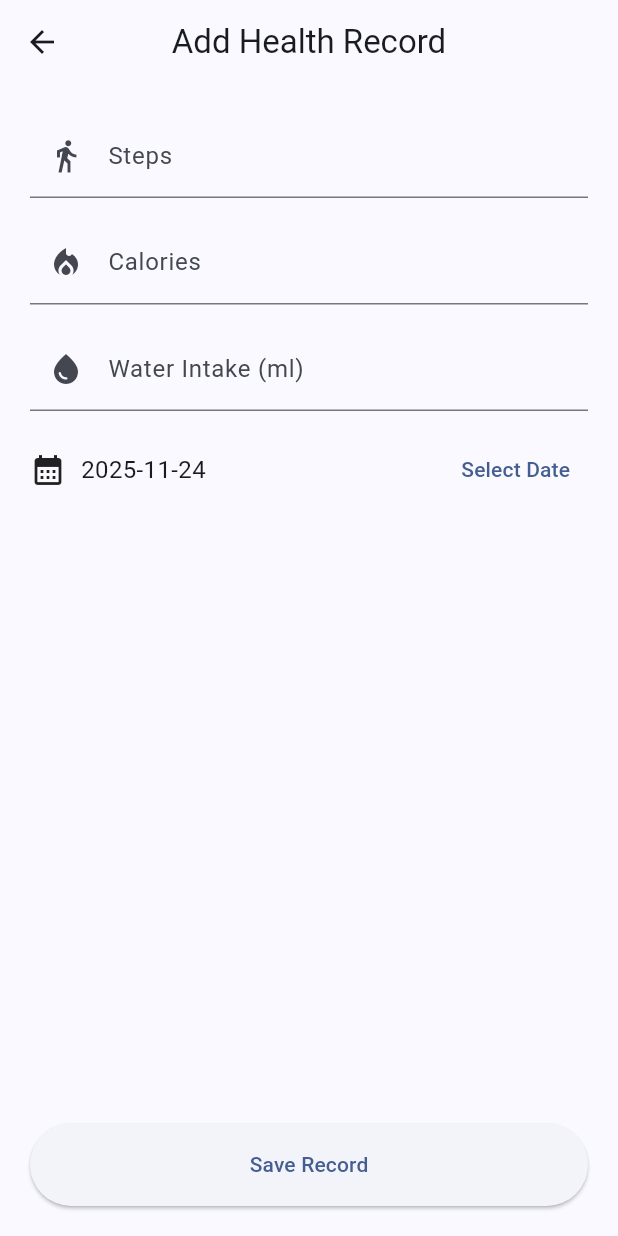
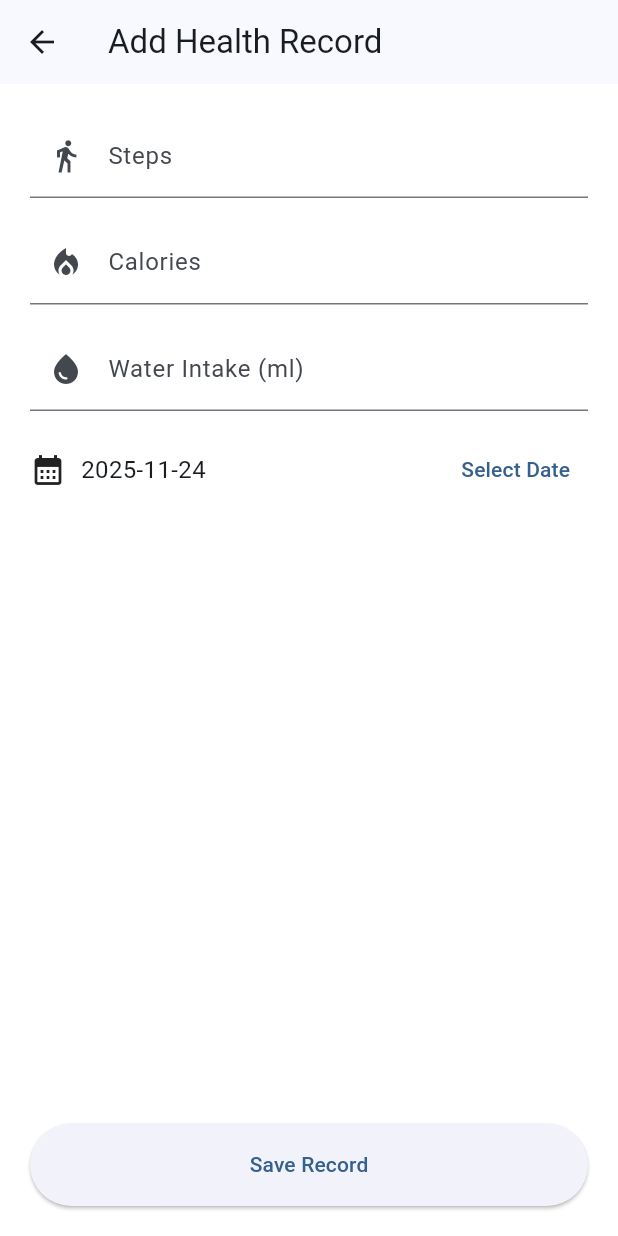
Before and after one commit to charithcb/healthmate, a Flutter app: the screen it shows after launch, after a tap on "Add New Record", on a phone screen of 412 x 824 dp. Run offline on Flutter 3.47's test engine with Material 3 defaults, Android fonts, the phone set to English and light mode, and no system bars; our stand-ins replace fl_chart, flutter_riverpod, sqflite; accounts and stored records are empty.

```diff
--- a/lib/core/theme/app_theme.dart
+++ b/lib/core/theme/app_theme.dart
@@ -2,14 +2,16 @@ import 'package:flutter/material.dart';
 
 class AppTheme {
   static ThemeData lightTheme = ThemeData(
+    brightness: Brightness.light,
     useMaterial3: true,
-    brightness: Brightness.light,
-    colorSchemeSeed: const Color(0xFF0077FF),
-    fontFamily: 'Roboto',
-    appBarTheme: const AppBarTheme(
-      backgroundColor: Colors.transparent,
-      elevation: 0,
-      centerTitle: true,
-    ),
+    colorSchemeSeed: Colors.blue,
+    scaffoldBackgroundColor: Colors.white,
+  );
+
+  static ThemeData darkTheme = ThemeData(
+    brightness: Brightness.dark,
+    useMaterial3: true,
+    colorSchemeSeed: Colors.blue,
+    scaffoldBackgroundColor: Colors.black,
   );
 }
--- /dev/null
+++ b/lib/core/theme/theme_provider.dart
@@ -0,0 +1,5 @@
+import 'package:flutter_riverpod/flutter_riverpod.dart';
+
+/// false = light mode (default)
+/// true  = dark mode
+final themeProvider = StateProvider<bool>((ref) => false);
--- a/lib/features/health_records/data/repositories/health_repository_impl.dart
+++ b/lib/features/health_records/data/repositories/health_repository_impl.dart
@@ -6,12 +6,15 @@ class HealthRepositoryImpl {
 
   Future<int> addRecord(HealthRecordModel record) async {
     final database = await db.database;
-    return database.insert('health_records', record.toMap());
+    final id = await database.insert('health_records', record.toMap());
+    print("Record inserted with ID: $id");
+    return id;
   }
 
   Future<List<HealthRecordModel>> getRecords() async {
     final database = await db.database;
     final result = await database.query('health_records');
+    print("Loaded ${result.length} records");
     return result.map((e) => HealthRecordModel.fromMap(e)).toList();
   }
 
--- a/lib/features/health_records/presentation/provider/health_provider.dart
+++ b/lib/features/health_records/presentation/provider/health_provider.dart
@@ -2,8 +2,11 @@ import 'package:flutter_riverpod/flutter_riverpod.dart';
 import '../../data/models/health_record_model.dart';
 import '../../data/repositories/health_repository_impl.dart';
 
-final healthProvider =
-StateNotifierProvider<HealthNotifier, List<HealthRecordModel>>((ref) {
+enum FilterType { daily, weekly, monthly }
+
+final filterProvider = StateProvider<FilterType>((ref) => FilterType.daily);
+
+final healthProvider = StateNotifierProvider<HealthNotifier, List<HealthRecordModel>>((ref) {
   return HealthNotifier();
 });
 
@@ -17,15 +20,21 @@ class HealthNotifier extends StateNotifier<List<HealthRecordModel>> {
   Future<void> loadRecords() async {
     final records = await _repo.getRecords();
     state = records;
+    print("State updated: ${state.length} records");
   }
 
   Future<void> addRecord(HealthRecordModel record) async {
     await _repo.addRecord(record);
-    await loadRecords();
+    await loadRecords();  // refresh UI
   }
 
   Future<void> deleteRecord(int id) async {
     await _repo.deleteRecord(id);
+    await loadRecords();  // refresh UI
+  }
+
+  Future<void> updateRecord(HealthRecordModel record) async {
+    await _repo.updateRecord(record);
     await loadRecords();
   }
 }
--- a/lib/features/health_records/presentation/screens/dashboard_screen.dart
+++ b/lib/features/health_records/presentation/screens/dashboard_screen.dart
@@ -1,8 +1,15 @@
 import 'package:flutter/material.dart';
 import 'package:flutter_riverpod/flutter_riverpod.dart';
+import 'package:intl/intl.dart';
+
 import '../provider/health_provider.dart';
+import '../../data/models/health_record_model.dart';
+
+import 'add_record_screen.dart';
 import 'records_list_screen.dart';
-import 'add_record_screen.dart';
+import 'analytics_screen.dart';
+
+import '../../../../core/theme/theme_provider.dart';
 
 class DashboardScreen extends ConsumerWidget {
   const DashboardScreen({super.key});
@@ -11,17 +18,16 @@ class DashboardScreen extends ConsumerWidget {
   Widget build(BuildContext context, WidgetRef ref) {
     final records = ref.watch(healthProvider);
 
-    final today = DateTime.now().toIso8601String().substring(0, 10);
+    // TODAY FILTER ONLY
+    final today = DateFormat('yyyy-MM-dd').format(DateTime.now());
+    final todayRecords = records.where((r) => r.date == today).toList();
 
-    final todayRecords =
-    records.where((record) => record.date == today).toList();
-
+    final totalSteps =
+    todayRecords.fold(0, (sum, r) => sum + r.steps);
+    final totalCalories =
+    todayRecords.fold(0, (sum, r) => sum + r.calories);
     final totalWater =
-    todayRecords.fold(0, (sum, record) => sum + record.water);
-    final totalSteps =
-    todayRecords.fold(0, (sum, record) => sum + record.steps);
-    final totalCalories =
-    todayRecords.fold(0, (sum, record) => sum + record.calories);
+    todayRecords.fold(0, (sum, r) => sum + r.water);
 
     return Scaffold(
       appBar: AppBar(
@@ -29,19 +35,34 @@ class DashboardScreen extends ConsumerWidget {
           "HealthMate Dashboard",
           style: TextStyle(fontWeight: FontWeight.bold, fontSize: 22),
         ),
+        centerTitle: true,
+
+        actions: [
+          Consumer(
+            builder: (context, ref, child) {
+              final isDark = ref.watch(themeProvider);
+
+              return IconButton(
+                icon: Icon(isDark ? Icons.dark_mode : Icons.light_mode),
+                onPressed: () {
+                  ref.read(themeProvider.notifier).state = !isDark;
+                },
+              );
+            },
+          )
+        ],
       ),
+
       body: Padding(
         padding: const EdgeInsets.all(20),
         child: Column(
           children: [
-
             _buildStatCard(
-              title: "Total Steps",
+              title: "Today's Steps",
               value: "$totalSteps",
               icon: Icons.directions_walk,
               color: Colors.orange,
             ),
-
             const SizedBox(height: 20),
 
             _buildStatCard(
@@ -50,7 +71,6 @@ class DashboardScreen extends ConsumerWidget {
               icon: Icons.local_fire_department,
               color: Colors.red,
             ),
-
             const SizedBox(height: 20),
 
             _buildStatCard(
@@ -72,11 +92,13 @@ class DashboardScreen extends ConsumerWidget {
               ),
               onPressed: () {
                 Navigator.push(
-                    context,
-                    MaterialPageRoute(
-                        builder: (_) => const AddRecordScreen()));
+                  context,
+                  MaterialPageRoute(
+                      builder: (_) => const AddRecordScreen()),
+                );
               },
-              icon: const Icon(Icons.add_circle_outline, color: Colors.white),
+              icon: const Icon(Icons.add_circle_outline,
+                  color: Colors.white),
               label: const Text(
                 "Add New Record",
                 style: TextStyle(fontSize: 17, color: Colors.white),
@@ -91,13 +113,34 @@ class DashboardScreen extends ConsumerWidget {
               ),
               onPressed: () {
                 Navigator.push(
-                    context,
-                    MaterialPageRoute(
-                        builder: (_) => const RecordsListScreen()));
+                  context,
+                  MaterialPageRoute(
+                      builder: (_) => const RecordsListScreen()),
+                );
               },
               icon: const Icon(Icons.list_alt),
               label: const Text(
                 "View Records",
+                style: TextStyle(fontSize: 17),
+              ),
+            ),
+
+            const SizedBox(height: 15),
+
+            OutlinedButton.icon(
+              style: OutlinedButton.styleFrom(
+                minimumSize: const Size(double.infinity, 55),
+              ),
+              onPressed: () {
+                Navigator.push(
+                  context,
+                  MaterialPageRoute(
+                      builder: (_) => const AnalyticsScreen()),
+                );
+              },
+              icon: const Icon(Icons.analytics_outlined),
+              label: const Text(
+                "Analytics",
                 style: TextStyle(fontSize: 17),
               ),
             ),
--- a/lib/main.dart
+++ b/lib/main.dart
@@ -1,22 +1,25 @@
 import 'package:flutter/material.dart';
 import 'package:flutter_riverpod/flutter_riverpod.dart';
 import 'core/theme/app_theme.dart';
+import 'core/theme/theme_provider.dart';
 import 'features/health_records/presentation/screens/dashboard_screen.dart';
 
 void main() {
   runApp(const ProviderScope(child: HealthMateApp()));
 }
 
-class HealthMateApp extends StatelessWidget {
+class HealthMateApp extends ConsumerWidget {
   const HealthMateApp({super.key});
 
   // This widget is the root of your application.
   @override
-  Widget build(BuildContext context) {
+  Widget build(BuildContext context, WidgetRef ref) {
+    final isDark = ref.watch(themeProvider);   // true/false
+
     return MaterialApp(
       debugShowCheckedModeBanner: false,
       title: 'HealthMate',
-      theme: AppTheme.lightTheme,
+      theme: isDark ? AppTheme.darkTheme : AppTheme.lightTheme,
       home: const DashboardScreen(),
     );
   }
--- a/pubspec.yaml
+++ b/pubspec.yaml
@@ -36,6 +36,7 @@ dependencies:
   sqflite: ^2.3.0
   path_provider: ^2.1.2
   intl: ^0.19.0
+  fl_chart: ^0.65.0
 
 
   # The following adds the Cupertino Icons font to your application.
```
Also changed, not shown: lib/features/health_records/data/datasources/health_db.dart (+10 -1 lines), lib/features/health_records/data/models/health_record_model.dart (+14 -7 lines), lib/features/health_records/presentation/screens/analytics_screen.dart (added, +203 -0 lines), lib/features/health_records/presentation/screens/records_list_screen.dart (+68 -18 lines), lib/features/health_records/presentation/screens/update_record_screen.dart (added, +80 -0 lines), lib/features/health_records/presentation/widgets/charts/calories_line_chart.dart (added, +39 -0 lines), lib/features/health_records/presentation/widgets/charts/steps_line_chart.dart (added, +39 -0 lines), lib/features/health_records/presentation/widgets/charts/water_line_chart.dart (added, +39 -0 lines), pubspec.lock.
